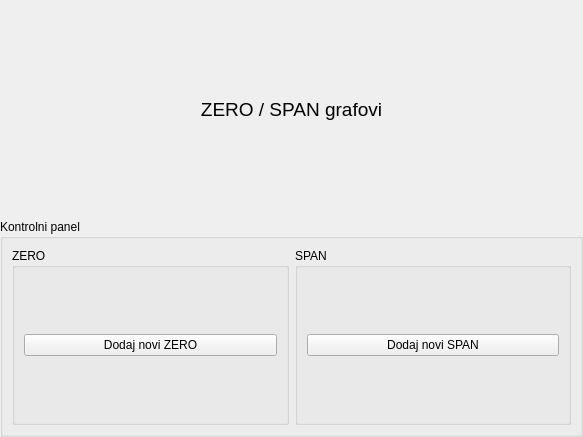
Qt form zerospan.ui (kluksa/kontrola-podataka) before a commit.
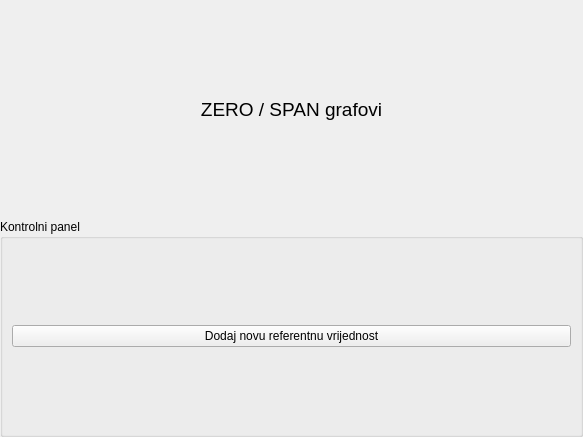
The same form after that commit.

Commit message: Mogucnost dodavanje referentnih vrijednosti za zero i span. Dijalog je gotov, ali do potpune implementacije nedostaje par detalja. Moram znati sto saljem na REST servis(Tocna polja).

Patch:
```diff
--- a/zerospan.ui
+++ b/zerospan.ui
@@ -56,35 +56,10 @@
      </property>
      <layout class="QGridLayout" name="gridLayout">
       <item row="0" column="0">
-       <widget class="QGroupBox" name="groupBox_2">
-        <property name="title">
-         <string>ZERO</string>
+       <widget class="QPushButton" name="dodajRefZS">
+        <property name="text">
+         <string>Dodaj novu referentnu vrijednost</string>
         </property>
-        <layout class="QGridLayout" name="gridLayout_2">
-         <item row="0" column="0">
-          <widget class="QPushButton" name="pushButton">
-           <property name="text">
-            <string>Dodaj novi ZERO</string>
-           </property>
-          </widget>
-         </item>
-        </layout>
-       </widget>
-      </item>
-      <item row="0" column="1">
-       <widget class="QGroupBox" name="groupBox_3">
-        <property name="title">
-         <string>SPAN</string>
-        </property>
-        <layout class="QGridLayout" name="gridLayout_3">
-         <item row="0" column="0">
-          <widget class="QPushButton" name="pushButton_2">
-           <property name="text">
-            <string>Dodaj novi SPAN</string>
-           </property>
-          </widget>
-         </item>
-        </layout>
        </widget>
       </item>
      </layout>
```
The commit also changes 8 other files.
